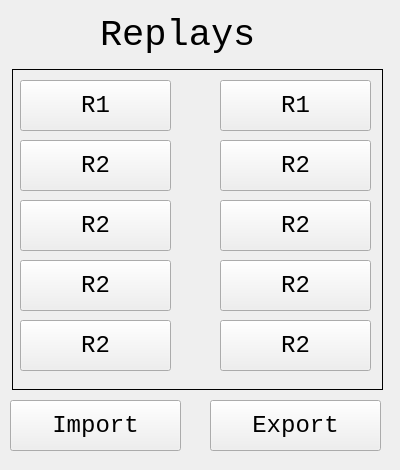
Old version of the form VOF-Client-Desktop/replay.ui in the repository SBEmafph/voltorbflip-clone.
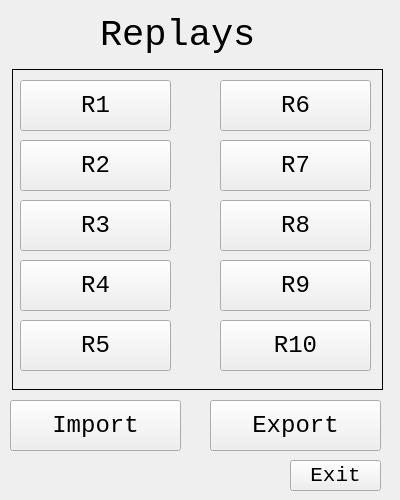
New version of the form.

Commit message: Shop Dateien angelegt, Replay Button jetzt auf beiden Forms funktional

Patch:
```diff
--- a/VOF-Client-Desktop/replay.ui
+++ b/VOF-Client-Desktop/replay.ui
@@ -7,7 +7,7 @@
     <x>0</x>
     <y>0</y>
     <width>400</width>
-    <height>470</height>
+    <height>500</height>
    </rect>
   </property>
   <property name="windowTitle">
@@ -140,7 +140,7 @@
     </font>
    </property>
    <property name="text">
-    <string>R2</string>
+    <string>R3</string>
    </property>
   </widget>
   <widget class="QPushButton" name="replay2Btn_3">
@@ -159,7 +159,7 @@
     </font>
    </property>
    <property name="text">
-    <string>R2</string>
+    <string>R4</string>
    </property>
   </widget>
   <widget class="QPushButton" name="replay2Btn_4">
@@ -178,7 +178,7 @@
     </font>
    </property>
    <property name="text">
-    <string>R2</string>
+    <string>R5</string>
    </property>
   </widget>
   <widget class="QPushButton" name="replay2Btn_5">
@@ -197,7 +197,7 @@
     </font>
    </property>
    <property name="text">
-    <string>R2</string>
+    <string>R8</string>
    </property>
   </widget>
   <widget class="QPushButton" name="replay2Btn_6">
@@ -216,7 +216,7 @@
     </font>
    </property>
    <property name="text">
-    <string>R2</string>
+    <string>R9</string>
    </property>
   </widget>
   <widget class="QPushButton" name="replay2Btn_7">
@@ -235,7 +235,7 @@
     </font>
    </property>
    <property name="text">
-    <string>R2</string>
+    <string>R10</string>
    </property>
   </widget>
   <widget class="QPushButton" name="replay2Btn_8">
@@ -254,7 +254,7 @@
     </font>
    </property>
    <property name="text">
-    <string>R2</string>
+    <string>R7</string>
    </property>
   </widget>
   <widget class="QPushButton" name="replay1Btn_2">
@@ -273,7 +273,33 @@
     </font>
    </property>
    <property name="text">
-    <string>R1</string>
+    <string>R6</string>
+   </property>
+  </widget>
+  <widget class="QPushButton" name="okBtn">
+   <property name="geometry">
+    <rect>
+     <x>290</x>
+     <y>460</y>
+     <width>91</width>
+     <height>31</height>
+    </rect>
+   </property>
+   <property name="font">
+    <font>
+     <family>Consolas</family>
+     <pointsize>16</pointsize>
+     <bold>false</bold>
+    </font>
+   </property>
+   <property name="text">
+    <string>Exit</string>
+   </property>
+   <property name="iconSize">
+    <size>
+     <width>20</width>
+     <height>20</height>
+    </size>
    </property>
   </widget>
  </widget>
```
The commit also changes 9 other files.
